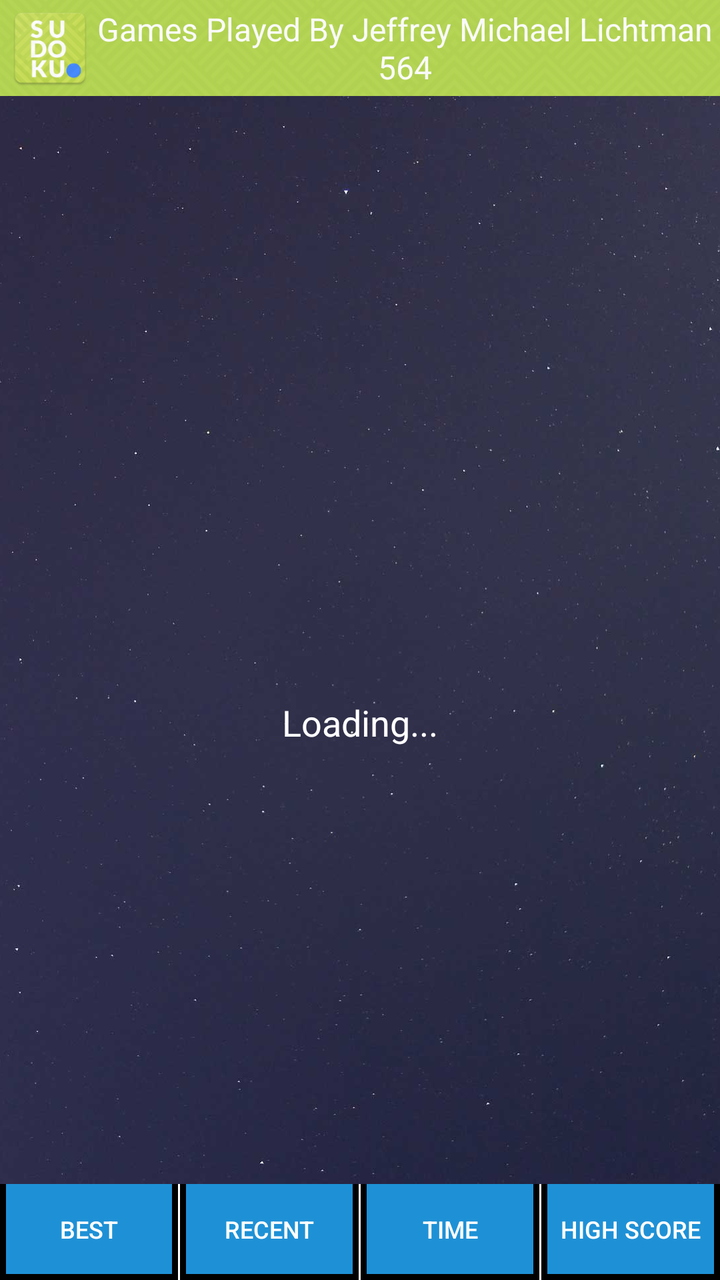
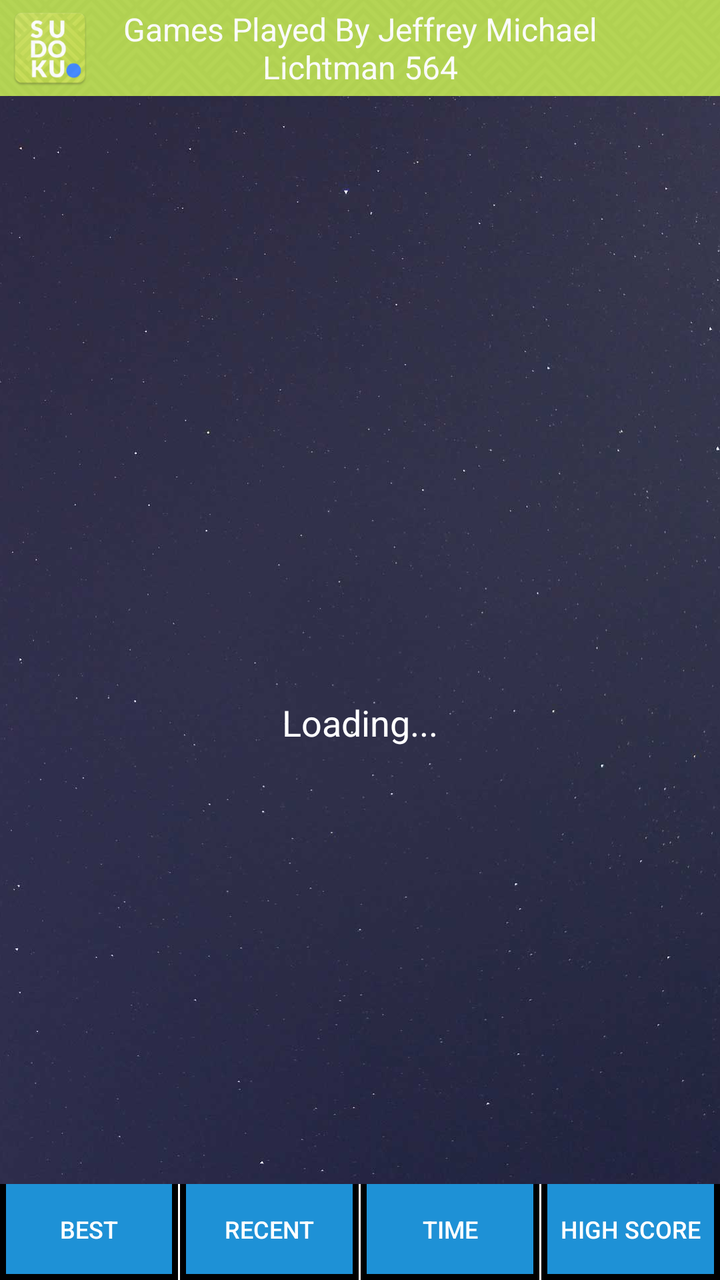

An Android layout rendered at two revisions. The XML below is the earlier revision; the diff shows what the commit changed to produce the second picture.
<!-- AndroidManifest.xml: application theme AppTheme -->
<!-- res/layout/activity_completedgame.xml -->
<?xml version="1.0" encoding="utf-8"?>
<RelativeLayout xmlns:android="http://schemas.android.com/apk/res/android"
    xmlns:app="http://schemas.android.com/apk/res-auto"
    xmlns:tools="http://schemas.android.com/tools"
    android:id="@+id/activity_history"
    android:layout_width="match_parent"
    android:layout_height="match_parent"
    android:fitsSystemWindows="false">

    <ImageView
        android:id="@+id/imageView7"
        android:layout_width="match_parent"
        android:layout_height="match_parent"
        android:scaleType="centerCrop"
        app:srcCompat="@drawable/coolbackground" />

    <LinearLayout
        android:layout_width="match_parent"
        android:layout_height="match_parent"
        android:layout_centerHorizontal="true"
        android:layout_centerVertical="true"
        android:orientation="vertical"
        android:weightSum="100">

        <RelativeLayout
            android:layout_width="match_parent"
            android:layout_height="48dp"
            android:background="@color/color1"
            android:orientation="horizontal">

            <ImageView
                android:id="@+id/icon_comp_usr"
                android:layout_width="40dp"
                android:layout_height="40dp"
                android:layout_alignParentLeft="true"
                android:layout_alignParentStart="true"
                android:layout_centerVertical="true"
                android:layout_marginLeft="5dp"
                app:srcCompat="@mipmap/ic_launcher" />

            <TextView
                android:id="@+id/user_name"
                android:layout_width="match_parent"
                android:layout_height="match_parent"
                android:layout_toEndOf="@+id/icon_comp_usr"
                android:layout_toRightOf="@+id/icon_comp_usr"
                android:gravity="center_vertical|center_horizontal"
                android:text="Games Played By Jeffrey Michael Lichtman 564"
                android:textAllCaps="false"
                android:textColor="@android:color/white"
                android:textSize="16sp" />

            <ImageView
                android:id="@+id/imageView26"
                android:layout_width="match_parent"
                android:layout_height="match_parent"
                android:alpha=".15"
                android:scaleType="centerCrop"
                app:srcCompat="@drawable/keyboardbg" />
        </RelativeLayout>

        <android.support.v7.widget.RecyclerView
            android:id="@+id/recyclerView"
            android:layout_width="match_parent"
            android:layout_height="0dp"
            android:layout_marginBottom="5dp"
            android:layout_marginTop="5dp"

            android:layout_weight="100"
            android:background="@android:color/transparent" />

        <RelativeLayout
            android:layout_width="match_parent"
            android:layout_height="48dp"
            android:background="@android:color/black"
            android:orientation="horizontal"
            android:weightSum="4">

            <ImageView
                android:id="@+id/imageView27"
                android:layout_width="match_parent"
                android:layout_height="match_parent"
                android:alpha=".3"
                android:scaleType="centerCrop"
                android:visibility="gone"
                app:srcCompat="@drawable/keyboardbg" />

            <LinearLayout
                android:layout_width="match_parent"
                android:layout_height="match_parent"
                android:background="@android:color/black"
                android:orientation="horizontal"
                android:weightSum="4">

                <Button
                    android:id="@+id/sort_best"
                    style="@style/Widget.AppCompat.Button.Borderless"
                    android:layout_width="0dp"
                    android:layout_height="match_parent"
                    android:layout_marginBottom="3dp"
                    android:layout_marginLeft="3dp"
                    android:layout_marginRight="3dp"
                    android:layout_weight="1"
                    android:background="@drawable/sorterbuttonfinal"
                    android:gravity="center"
                    android:text="Best"
                    android:textColor="@color/white"
                    android:textSize="12sp" />

                <LinearLayout
                    android:layout_width="1dp"
                    android:layout_height="match_parent"
                    android:background="@color/white"
                    android:orientation="vertical"></LinearLayout>

                <Button
                    android:id="@+id/sort_recent"
                    style="@style/Widget.AppCompat.Button.Borderless"
                    android:layout_width="0dp"
                    android:layout_height="match_parent"
                    android:layout_marginBottom="3dp"
                    android:layout_marginLeft="3dp"
                    android:layout_marginRight="3dp"
                    android:layout_weight="1"
                    android:background="@drawable/sorterbuttonfinal"
                    android:gravity="center"
                    android:text="Recent"
                    android:textColor="@color/white"
                    android:textSize="12sp" />

                <LinearLayout
                    android:layout_width="1dp"
                    android:layout_height="match_parent"
                    android:background="@color/white"
                    android:orientation="vertical"></LinearLayout>

                <Button
                    android:id="@+id/sort_time"
                    style="@style/Widget.AppCompat.Button.Borderless"
                    android:layout_width="0dp"
                    android:layout_height="match_parent"
                    android:layout_marginBottom="3dp"
                    android:layout_marginLeft="3dp"
                    android:layout_marginRight="3dp"
                    android:layout_weight="1"
                    android:background="@drawable/sorterbuttonfinal"
                    android:gravity="center"
                    android:text="Time"
                    android:textColor="@color/white"
                    android:textSize="12sp" />

                <LinearLayout
                    android:layout_width="1dp"
                    android:layout_height="match_parent"
                    android:background="@color/white"
                    android:orientation="vertical"></LinearLayout>

                <Button
                    android:id="@+id/sort_highscore"
                    style="@style/Widget.AppCompat.Button.Borderless"
                    android:layout_width="0dp"
                    android:layout_height="match_parent"
                    android:layout_marginBottom="3dp"
                    android:layout_marginLeft="3dp"
                    android:layout_marginRight="3dp"
                    android:layout_weight="1"
                    android:background="@drawable/sorterbuttonfinal"
                    android:gravity="center"
                    android:text="High Score"
                    android:textColor="@color/white"
                    android:textSize="12sp" />
            </LinearLayout>

        </RelativeLayout>

    </LinearLayout>

    <ProgressBar
        android:id="@+id/progressBar3"
        style="?android:attr/progressBarStyle"
        android:layout_width="wrap_content"
        android:layout_height="wrap_content"
        android:layout_centerInParent="true" />

    <TextView
        android:id="@+id/loading3"
        android:layout_width="wrap_content"
        android:layout_height="wrap_content"
        android:layout_below="@+id/progressBar3"
        android:layout_centerHorizontal="true"
        android:layout_centerInParent="false"
        android:layout_marginTop="5dp"
        android:text="Loading..."
        android:textColor="@color/white"
        android:textSize="18sp" />

</RelativeLayout>
<!-- resources referenced by this layout -->
<resources>
  <color name="color1">#abd03a</color>
  <color name="white">#ffffff</color>
  <!-- drawable coolbackground: jpg bitmap (drawable-nodpi, 63366 bytes) -->
  <!-- drawable keyboardbg: png bitmap (drawable-nodpi, 16276 bytes) -->
  <!-- drawable sorterbuttonfinal (drawable-nodpi) -->
  <?xml version="1.0" encoding="utf-8"?>
  <selector xmlns:android="http://schemas.android.com/apk/res/android">
      
      
      <item android:state_pressed="true" android:drawable="@drawable/sorterbuttonpressed" />
      <item android:drawable="@drawable/sorterbutton" />
  </selector>
  <!-- mipmap ic_launcher: png bitmap (mipmap-hdpi, 8002 bytes) -->
  <style name="AppTheme" parent="Theme.AppCompat.Light.NoActionBar">
      <item name="colorPrimary">@color/colorPrimary</item>
      <item name="colorPrimaryDark">@color/colorPrimaryDark</item>
      <item name="colorAccent">@color/colorAccent</item>
      <item name="preferenceTheme">@style/PreferenceThemeOverlay.v14.Material</item>
  
  </style>
  <!-- drawable sorterbuttonpressed (drawable-nodpi) -->
  <?xml version="1.0" encoding="utf-8"?>
  <selector xmlns:android="http://schemas.android.com/apk/res/android">
      <item>
          <shape android:shape="rectangle">
              <solid android:color="#5aa8d7"/>
          </shape>
      </item>
  </selector>
  <!-- drawable sorterbutton (drawable-nodpi) -->
  <?xml version="1.0" encoding="utf-8"?>
  <selector xmlns:android="http://schemas.android.com/apk/res/android">
      <item>
          <shape android:shape="rectangle">
              <solid android:color="@color/color2"/>
  
          </shape>
      </item>
  </selector>
  <color name="colorPrimary">#FFFFFF</color>
  <color name="colorPrimaryDark">#454444</color>
  <color name="colorAccent">#1e91d6</color>
  <color name="color2">#1e91d6</color>
</resources>

<!-- the commit's change to res/layout/activity_completedgame.xml (unified diff, before → after) -->
@@ -29,6 +29,19 @@
             android:orientation="horizontal">
 
             <ImageView
+                android:id="@+id/imageView36"
+                android:layout_width="40dp"
+                android:layout_height="40dp"
+                android:layout_alignParentEnd="true"
+                android:layout_alignParentLeft="false"
+                android:layout_alignParentRight="true"
+                android:layout_alignParentStart="false"
+                android:layout_centerVertical="true"
+                android:layout_marginRight="5dp"
+                android:visibility="invisible"
+                app:srcCompat="@mipmap/ic_launcher" />
+
+            <ImageView
                 android:id="@+id/icon_comp_usr"
                 android:layout_width="40dp"
                 android:layout_height="40dp"
@@ -43,7 +56,9 @@
                 android:layout_width="match_parent"
                 android:layout_height="match_parent"
                 android:layout_toEndOf="@+id/icon_comp_usr"
+                android:layout_toLeftOf="@+id/imageView36"
                 android:layout_toRightOf="@+id/icon_comp_usr"
+                android:layout_toStartOf="@+id/imageView36"
                 android:gravity="center_vertical|center_horizontal"
                 android:text="Games Played By Jeffrey Michael Lichtman 564"
                 android:textAllCaps="false"
